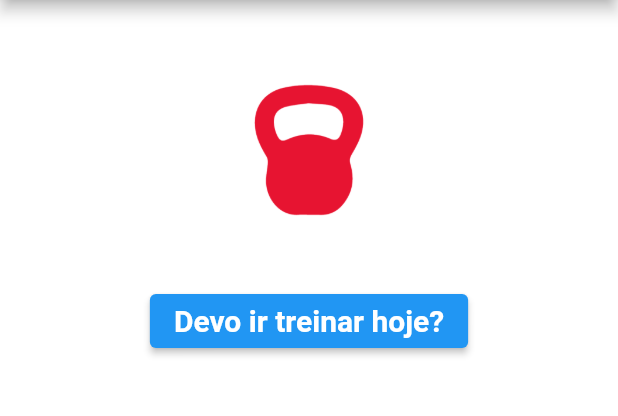
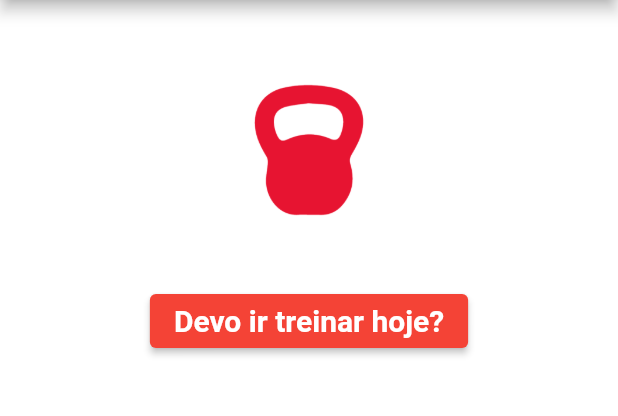
Before and after one commit to RenanC4/should_i_train_today, a Flutter app: the screen it shows after launch, on a phone screen of 412 x 824 dp, the part 84-500 px from its top. Run offline on Flutter 3.47's test engine with Material 2 defaults, Android fonts, the phone set to English and light mode, and no system bars.

Commit message:
Changing button color

```diff
--- a/lib/main.dart
+++ b/lib/main.dart
@@ -39,6 +39,9 @@ class _TrainPageState extends State<TrainPage> {
           Container(
             margin: const EdgeInsets.only(top: 40.0),
             child: ElevatedButton(
+              style: ButtonStyle(
+                backgroundColor: MaterialStateProperty.all<Color>(Colors.red)
+              ),
               onPressed: (){
                 setState(() {
                   answer =  (answers..shuffle()).first;
```
